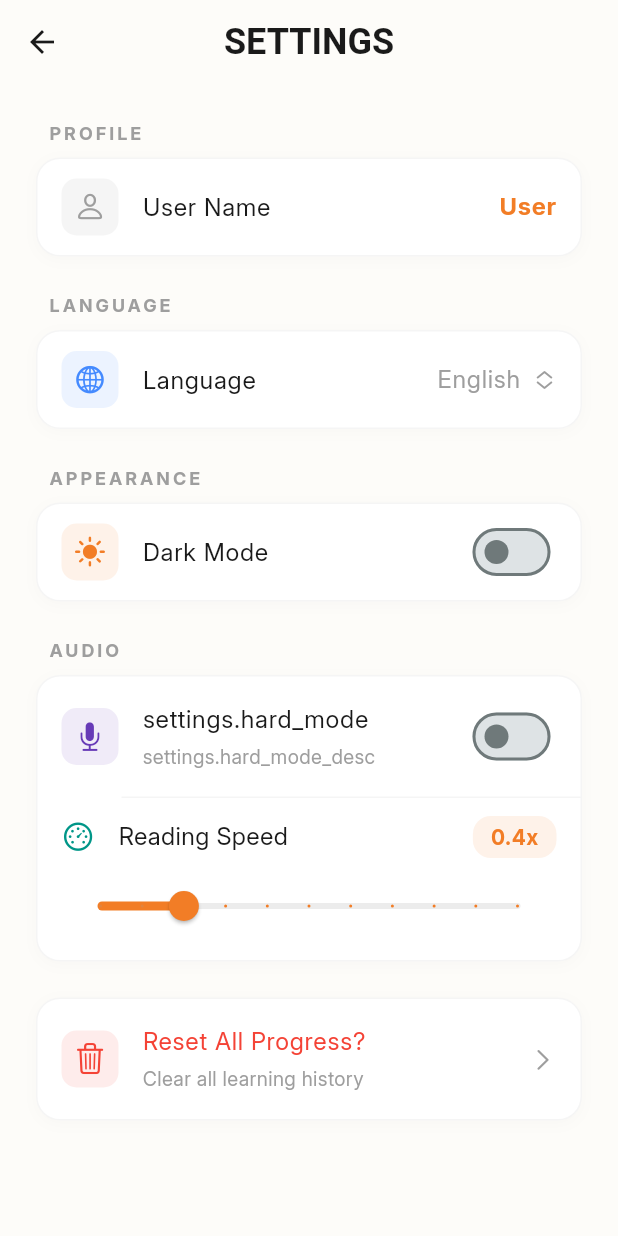
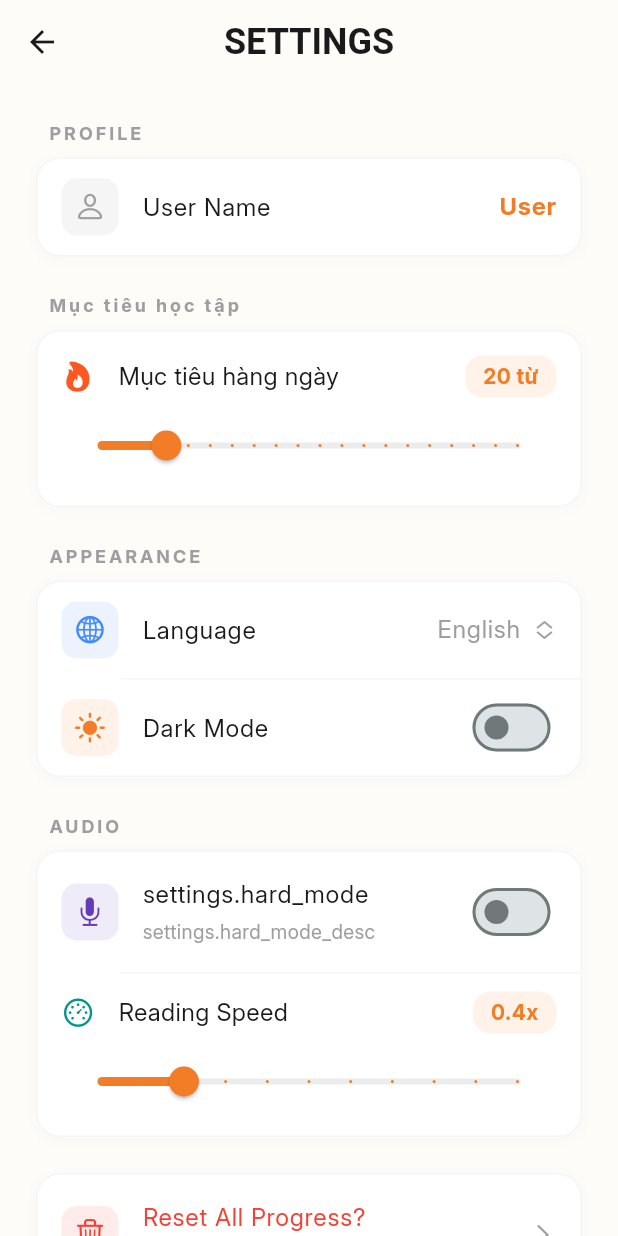
Before and after one commit to ankhang0704/fm_dictionary_app, a Flutter app: the SettingsScreen screen opened by its route, on a phone screen of 412 x 824 dp. Run offline on Flutter 3.47's test engine with Material 3 defaults, Android fonts, the phone set to English and light mode, and no system bars; our stand-ins replace cloud_firestore, confetti, easy_localization, firebase_auth, firebase_core, fl_chart and 12 more; missing offline and left inert: record, string_similarity, whisper_flutter_new; accounts and stored records are empty; generated files the repository leaves out were written again; Roboto replaces fonts that are missing (Playfair Display).

Commit message:
fix problem service

```diff
--- a/lib/core/constants/constants.dart
+++ b/lib/core/constants/constants.dart
@@ -62,85 +62,104 @@ class AppConstants {
  // Topic Icons Mapping - Extended for FM & Sustainability
   static const Map<String, IconData> topicIcons = {
     // --- General & Building Services ---
-    'General Facilities Management': Icons.business_rounded,
-    'Project & Project Management': Icons.assignment_rounded,
-    'Building Control': Icons.settings_remote_rounded,
-    'Emergency': Icons.emergency_rounded,
-    'Space Management': Icons.aspect_ratio_rounded,
-    'General Maintenance': Icons.build_circle_rounded,
-    'Electrical': Icons.electrical_services_rounded,
-    'Mechanical': Icons.engineering_rounded,
-    'HVAC': Icons.ac_unit_rounded,
-    'Life Safety': Icons.health_and_safety_rounded,
-    'Building Automation': Icons.smart_toy_rounded,
-    'AV and Comms': Icons.settings_input_component_rounded,
-    'Plumbing': Icons.plumbing_rounded,
-    'Lifts and Escalators': Icons.elevator_rounded,
-    'Building Fabric': Icons.foundation_rounded,
+    "General Facilities Management": Icons.business_center,
+    "Project & Financial Management": Icons.assignment,
+    "Building Operations": Icons.apartment,
+    "Emergency ": Icons.emergency, // Giữ nguyên dấu cách cuối nếu có
+    "Space Management": Icons.square_foot,
+    "General Maintenance": Icons.build,
+    "Electrical ": Icons.electrical_services,
+    "Mechanical": Icons.settings,
+    "HVAC": Icons.ac_unit,
+    "Life Safety Systems": Icons.security,
+    "Building Automation Systems": Icons.settings_input_component,
+    "AV and Communication Systems": Icons.settings_voice,
+    "Plumbing & Drainage": Icons.plumbing,
+    "Lifts and Elevators": Icons.elevator,
+    "Building Fabric": Icons.foundation,
+    "AV & Communication Systems": Icons.connected_tv,
+    "Pest Control ": Icons.bug_report,
+    "Landscaping": Icons.park,
+    "Cleaning Services": Icons.cleaning_services,
+    "Indoor Plant": Icons.eco,
+    "Transport Services ": Icons.local_shipping,
+    "Mailroom & Courier Services": Icons.mail,
+    "Reception & Guest Services": Icons.support_agent,
+    "Luggage Storage": Icons.luggage,
+    "Lost & Found": Icons.find_in_page,
+    "Meeting Room Booking": Icons.meeting_room,
+    "Events": Icons.event,
+    "Employee Relations": Icons.people_alt,
+    "Pantry & Office Supply": Icons.kitchen,
 
-    // --- Soft Services & Workplace ---
-    'Pest Control': Icons.pest_control_rounded,
-    'Landscaping': Icons.park_rounded,
-    'Cleaning Services': Icons.cleaning_services_rounded,
-    'Indoor Plants': Icons.local_florist_rounded,
-    'Transportation': Icons.directions_bus_rounded,
-    'Mailroom': Icons.mail_rounded,
-    'Reception': Icons.room_service_rounded,
-    'Luggage Storage': Icons.luggage_rounded,
-    'Lost & Found': Icons.find_in_page_rounded,
-    'Meeting Rooms': Icons.meeting_room_rounded,
-    'Events': Icons.event_available_rounded,
-    'Employee': Icons.person_pin_rounded,
-    'Pantry & Catering': Icons.restaurant_rounded,
+    // Nhóm 2: Sustainability
+    "Sustainability & Energy": Icons.energy_savings_leaf,
+    "Sustainability Principles": Icons.psychology,
+    "Sustainable Facility Practices": Icons.home_repair_service,
+    "Energy & Lighting Efficiency": Icons.lightbulb,
+    "Water Efficiency": Icons.opacity,
+    "Sustainable Materials & Equipment": Icons.inventory_2,
+    "Campaigns & Engagement": Icons.campaign,
+    "Compliance & Reporting": Icons.assessment,
+    "Strategy & Innovation": Icons.lightbulb_outline,
+    "Decarbonization Strategy": Icons.co2,
+    "Sustainability Strategy": Icons.trending_up,
+    "Sustainability Program Management": Icons.manage_accounts,
+    "Building Optimization (Energy Assessments)": Icons.analytics,
+    "EV Charging Solution": Icons.ev_station,
+    "Renewable Energy": Icons.solar_power,
+    "Carbon Disclosure Reporting": Icons.description,
+    "Net Zero Design & Construction": Icons.architecture,
+    "Resiliency (Microgrid/Storage)": Icons.battery_charging_full,
 
-    // --- Sustainability & Environment ---
-    'Sustainability': Icons.eco_rounded,
-    'Energy & Lighting': Icons.bolt_rounded,
-    'Water Efficiency': Icons.water_drop_rounded,
-    'Sustainability Campaign': Icons.campaign_rounded,
-    'Compliance': Icons.fact_check_rounded,
-    'Strategy & Decarbonization': Icons.co2_rounded,
-    'Building Certification': Icons.verified_rounded,
-    'EV Charging': Icons.ev_station_rounded,
-    'Renewable Energy': Icons.solar_power_rounded,
-    'Carbon Disclosure': Icons.cloud_done_rounded,
-    'Net Zero Development': Icons.location_city_rounded,
-    'Resiliency': Icons.shield_moon_rounded,
+    // Nhóm 3: Finance
+    "Financial Management": Icons.account_balance,
+    "Revenue & Accounts Receivable": Icons.add_chart,
+    "Accounts Payable": Icons.payments,
+    "T&E – Expenses": Icons.receipt_long,
+    "Labour Allocation": Icons.groups,
+    "Commissions": Icons.monetization_on,
+    "Fixed Assets & Capital Expenditure": Icons.domain,
+    "Tax": Icons.request_quote,
+    "Audit": Icons.fact_check,
+    "Budgeting": Icons.savings,
+    "Forecasting": Icons.timeline,
 
-    // --- Finance & Procurement ---
-    'Financial Management': Icons.account_balance_rounded,
-    'Revenue & Accounts': Icons.monetization_on_rounded,
-    'Accounts Payable': Icons.receipt_long_rounded,
-    'T&E – Expense': Icons.wallet_rounded,
-    'Labour Allocation': Icons.work_history_rounded,
-    'Commissioning': Icons.playlist_add_check_rounded,
-    'Fixed Assets': Icons.apartment_rounded,
-    'Tax': Icons.request_quote_rounded,
-    'Audit': Icons.troubleshoot_rounded,
-    'Budgeting': Icons.savings_rounded,
-    'Forecasting': Icons.query_stats_rounded,
-    'Procurement': Icons.shopping_cart_rounded,
-    'Sourcing Strategy': Icons.manage_search_rounded,
-    'Supplier Management': Icons.handshake_rounded,
-    'Vendor Management': Icons.contact_page_rounded,
+    // Nhóm 4: Technology & Security
+    "Technology & Systems": Icons.memory,
+    "Security & Access Control": Icons.lock,
+    "Robotics": Icons.smart_toy,
+    "AI & Smart Systems": Icons.auto_awesome,
+    "General": Icons.category,
 
-    // --- Technology & Safety ---
-    'Technology': Icons.memory_rounded,
-    'Security & Robotics': Icons.smart_button_rounded,
-    'AI & Smart': Icons.psychology_rounded,
-    'Health': Icons.medical_services_rounded,
-    'Safety': Icons.security_rounded,
-    'Environment': Icons.public_rounded,
-    'Flood Response': Icons.flood_rounded,
-    'Spill Response': Icons.opacity_rounded,
-    'Safety Equipment': Icons.construction_rounded,
-    'Post-Incident': Icons.history_edu_rounded,
-    'Human Resources': Icons.groups_rounded,
-    'Laws, Ethics': Icons.gavel_rounded,
-    'Business Continuity': Icons.loop_rounded,
+    // Nhóm 5: Health & Safety
+    "Health, Safety, Compliance": Icons.health_and_safety,
+    "Flood Response": Icons.flood,
+    "Spill Response": Icons.format_color_fill,
+    "Safety & Equipment": Icons.construction,
+    "Post-Incident": Icons.history_edu,
+    "Safety": Icons.shield,
+    "Health": Icons.medical_services,
+    "Environment": Icons.terrain,
+    "Security": Icons.verified_user,
 
-    // --- Default / Others ---
-    'General': Icons.more_horiz_rounded,
+    // Nhóm 6: Procurement & Strategy
+    "Advanced Concepts": Icons.tips_and_updates,
+    "Contracting and Compliance": Icons.gavel,
+    "Digital Procurement": Icons.shopping_cart_checkout,
+    "International Trade": Icons.public,
+    "Inventory Management": Icons.warehouse,
+    "Procurement Basics": Icons.shopping_bag,
+    "Sourcing Process": Icons.search,
+    "Strategic Procurement": Icons.ads_click,
+    "Supplier Management": Icons.handshake,
+    "Technology and Systems": Icons.computer,
+    "Vendor Management": Icons.supervisor_account,
+
+    // Nhóm 7: HR & Risk
+    "Human Resources": Icons.badge,
+    "Laws, Ethics & Compliance": Icons.policy,
+    "Business Continuity & Risk": Icons.warning,
   };
   // Thêm vào class AppConstants trong lib/core/constants/constants.dart
   static const List<String> motivationalSlogans = [
--- a/lib/features/home/presentation/widgets/left_sidebar.dart
+++ b/lib/features/home/presentation/widgets/left_sidebar.dart
@@ -6,7 +6,7 @@ import 'package:flutter/material.dart';
 import 'package:flutter/cupertino.dart';
 import 'package:fm_dictionary/data/services/database/database_service.dart';
 import 'package:fm_dictionary/features/info/presentation/screens/static_content_screen.dart';
-import 'package:fm_dictionary/features/settings/settings_screen.dart';
+import 'package:fm_dictionary/features/settings/presentation/screens/settings_screen.dart';
 import 'package:provider/provider.dart';
 import 'package:easy_localization/easy_localization.dart';
 import 'package:package_info_plus/package_info_plus.dart';
--- a/lib/features/learning/presentation/providers/quiz_provider.dart
+++ b/lib/features/learning/presentation/providers/quiz_provider.dart
@@ -26,6 +26,10 @@ class QuizProvider extends ChangeNotifier {
   String? get selectedAnswer => _selectedAnswer;
   bool get isFinished => _isFinished;
   QuizMode get currentMode => _currentMode;
+  int get passThreshold {
+    int threshold = (_questions.length * 0.8).floor();
+    return threshold > 0 ? threshold : 1; // Đảm bảo tối thiểu phải đúng 1 câu
+  }
 
   QuizQuestion? get currentQuestion =>
       _questions.isNotEmpty ? _questions[_currentIndex] : null;
@@ -92,7 +96,7 @@ class QuizProvider extends ChangeNotifier {
         notifyListeners(); // Gọi ngay để UI hiện Loading hoặc màn hình Kết quả ngay lập tức
 
         if (_isFromRoadmap) {
-          final bool isPassedResult = _score >= (_questions.length * 0.8);
+          final bool isPassedResult = _score >= passThreshold;
           final List<Word> wordsInQuiz = _questions
               .map((q) => q.wordObj)
               .toList();
--- a/lib/features/learning/quiz_screen.dart
+++ b/lib/features/learning/quiz_screen.dart
@@ -267,7 +267,7 @@ class _QuizScreenState extends State<QuizScreen> {
 
   void _showResultDialog(BuildContext context, QuizProvider provider) {
     final isDark = Theme.of(context).brightness == Brightness.dark;
-    final isSuccess = provider.score >= (provider.questions.length * 0.8);
+     final isSuccess = provider.score >= provider.passThreshold;
     if (isSuccess) {
       _confettiController.play();
       // GỌI LOGIC GAMIFICATION (Đảm bảo SRP)
--- a/lib/features/settings/settings_screen.dart
+++ b/lib/features/settings/presentation/screens/settings_screen.dart
@@ -1,43 +1,27 @@
-// file: lib/screens/settings/settings_screen.dart
 import 'package:easy_localization/easy_localization.dart';
 import 'package:flutter/material.dart';
 import 'package:flutter/cupertino.dart';
+import 'package:fm_dictionary/core/constants/constants.dart';
+import 'package:fm_dictionary/features/home/presentation/providers/home_provider.dart';
+import 'package:provider/provider.dart';
+
 import 'package:fm_dictionary/features/settings/logic/reset_progress.dart';
 import 'package:fm_dictionary/features/settings/logic/show_langague.dart';
 import 'package:fm_dictionary/features/settings/widgets/section_settings.dart';
-import '../../data/models/app_settings.dart';
-import '../../data/services/database/database_service.dart';
-import '../../data/services/ui_management/theme_manager.dart';
-import '../../core/constants/constants.dart';
+// Import Provider vừa tạo
+import 'package:fm_dictionary/features/settings/presentation/providers/settings_provider.dart';
 
-class SettingsScreen extends StatefulWidget {
+class SettingsScreen extends StatelessWidget {
   const SettingsScreen({super.key});
 
-  @override
-  State<SettingsScreen> createState() => _SettingsScreenState();
-}
-
-class _SettingsScreenState extends State<SettingsScreen> {
-  late AppSettings _settings;
-
-  @override
-  void initState() {
-    super.initState();
-    _settings = DatabaseService.getSettings();
-  }
-
-  void _updateSettings() async {
-    await DatabaseService.saveSettings(_settings);
-    setState(() {});
-  }
-
-  void _showNameDialog() {
-    final controller = TextEditingController(text: _settings.userName);
+  void _showNameDialog(BuildContext context) {
+    final provider = context.read<SettingsProvider>();
+    final controller = TextEditingController(text: provider.settings.userName);
     final isDark = Theme.of(context).brightness == Brightness.dark;
 
     showDialog(
       context: context,
-      builder: (context) => AlertDialog(
+      builder: (dialogContext) => AlertDialog(
         backgroundColor: isDark
             ? AppConstants.darkCardColor
             : AppConstants.cardColor,
@@ -66,7 +50,7 @@ class _SettingsScreenState extends State<SettingsScreen> {
         ),
         actions: [
           TextButton(
-            onPressed: () => Navigator.pop(context),
+            onPressed: () => Navigator.pop(dialogContext),
             child: Text(
               'settings.cancel'.tr(),
               style: TextStyle(color: AppConstants.textSecondary),
@@ -84,9 +68,8 @@ class _SettingsScreenState extends State<SettingsScreen> {
               ),
             ),
             onPressed: () {
-              _settings.userName = controller.text.trim();
-              _updateSettings();
-              Navigator.pop(context);
+              provider.updateName(controller.text.trim());
+              Navigator.pop(dialogContext);
             },
             child: Text('settings.save'.tr()),
           ),
@@ -95,12 +78,16 @@ class _SettingsScreenState extends State<SettingsScreen> {
     );
   }
 
-
-
-
   @override
   Widget build(BuildContext context) {
     final isDark = Theme.of(context).brightness == Brightness.dark;
+    final provider = context.watch<SettingsProvider>();
+
+    if (provider.isLoading) {
+      return const Scaffold(body: Center(child: CircularProgressIndicator()));
+    }
+
+    final settings = provider.settings;
 
     return Scaffold(
       backgroundColor: isDark
@@ -112,7 +99,6 @@ class _SettingsScreenState extends State<SettingsScreen> {
           style: AppConstants.headingStyle.copyWith(
             fontSize: 24,
             color: isDark ? Colors.white : AppConstants.textPrimary,
-            fontStyle: FontStyle.normal,
           ),
         ),
         centerTitle: true,
@@ -126,6 +112,7 @@ class _SettingsScreenState extends State<SettingsScreen> {
         physics: const BouncingScrollPhysics(),
         padding: const EdgeInsets.all(AppConstants.defaultPadding),
         children: [
+          // 1. PROFILE SECTION
           SectionHeader(title: 'settings.profile'.tr()),
           SettingsGroup(
             children: [
@@ -133,20 +120,94 @@ class _SettingsScreenState extends State<SettingsScreen> {
                 icon: CupertinoIcons.person,
                 title: 'settings.profile_name'.tr(),
                 trailing: Text(
-                  _settings.userName,
+                  settings.userName,
                   style: const TextStyle(
                     color: AppConstants.accentColor,
                     fontWeight: FontWeight.w600,
                     fontSize: 16,
                   ),
                 ),
-                onTap: _showNameDialog,
+                onTap: () => _showNameDialog(context),
               ),
             ],
           ),
           const SizedBox(height: 24),
 
-          SectionHeader(title: 'settings.language'.tr().toUpperCase()),
+          // 2. DAILY GOAL SECTION (TÍNH NĂNG MỚI)
+          SectionHeader(
+            title: 'Mục tiêu học tập',
+          ), // Bạn có thể sửa thành .tr()
+          SettingsGroup(
+            children: [
+              Padding(
+                padding: const EdgeInsets.symmetric(
+                  horizontal: 16,
+                  vertical: 16,
+                ),
+                child: Column(
+                  crossAxisAlignment: CrossAxisAlignment.start,
+                  children: [
+                    Row(
+                      children: [
+                        const Icon(
+                          CupertinoIcons.flame_fill,
+                          size: 22,
+                          color: Colors.deepOrange,
+                        ),
+                        const SizedBox(width: 16),
+                        Text(
+                          'Mục tiêu hàng ngày', // Bạn có thể sửa thành .tr()
+                          style: AppConstants.bodyStyle.copyWith(
+                            fontSize: 16,
+                            color: isDark
+                                ? Colors.white
+                                : AppConstants.textPrimary,
+                          ),
+                        ),
+                        const Spacer(),
+                        Container(
+                          padding: const EdgeInsets.symmetric(
+                            horizontal: 12,
+                            vertical: 4,
+                          ),
+                          decoration: BoxDecoration(
+                            color: AppConstants.accentColor.withValues(
+                              alpha: 0.1,
+                            ),
+                            borderRadius: BorderRadius.circular(12),
+                          ),
+                          child: Text(
+                            '${settings.dailyGoal} từ',
+                            style: const TextStyle(
+                              color: AppConstants.accentColor,
+                              fontWeight: FontWeight.bold,
+                            ),
+                          ),
+                        ),
+                      ],
+                    ),
+                    const SizedBox(height: 8),
+                    Slider.adaptive(
+                      value: settings.dailyGoal.toDouble(),
+                      min: 5,
+                      max: 100,
+                      divisions: 19, // Bước nhảy 5 từ (5, 10, 15... 100)
+                      activeColor: AppConstants.accentColor,
+                      inactiveColor: Colors.grey.withValues(alpha: 0.2),
+                      onChanged: (val) {
+                        provider.updateDailyGoal(val.toInt());
+                        context.read<HomeProvider>().refreshDailyGoal();
+                      },
+                    ),
+                  ],
+                ),
+              ),
+            ],
+          ),
+          const SizedBox(height: 24),
+
+          // 3. APPEARANCE & LANGUAGE SECTION
+          SectionHeader(title: 'settings.appearance'.tr()),
           SettingsGroup(
             children: [
               SettingsTile(
@@ -175,53 +236,37 @@ class _SettingsScreenState extends State<SettingsScreen> {
                 ),
                 onTap: () => ShowLanguageLogic.showLanguagePicker(context),
               ),
-            ],
-          ),
-          const SizedBox(height: 24),
-
-          SectionHeader(title: 'settings.appearance'.tr()),
-          SettingsGroup(
-            children: [
               SettingsTile(
-                icon: _settings.themeMode == 'dark'
+                icon: settings.themeMode == 'dark'
                     ? CupertinoIcons.moon_stars_fill
                     : CupertinoIcons.sun_max_fill,
-                iconColor: _settings.themeMode == 'dark'
+                iconColor: settings.themeMode == 'dark'
                     ? Colors.amber
                     : AppConstants.accentColor,
                 title: 'settings.dark_mode'.tr(),
                 trailing: Switch.adaptive(
-                  value: _settings.themeMode == 'dark',
-                  // ignore: deprecated_member_use
+                  value: settings.themeMode == 'dark',
                   activeColor: AppConstants.accentColor,
-                  onChanged: (bool value) {
-                    _settings.themeMode = value ? 'dark' : 'light';
-                    ThemeManager.updateTheme(_settings.themeMode);
-                    _updateSettings();
-                  },
+                  onChanged: (bool value) => provider.toggleTheme(value),
                 ),
               ),
             ],
           ),
           const SizedBox(height: 24),
 
+          // 4. AUDIO & AI SECTION
           SectionHeader(title: 'settings.audio'.tr()),
           SettingsGroup(
             children: [
               SettingsTile(
                 icon: CupertinoIcons.mic_fill,
                 iconColor: Colors.deepPurple,
-                title: 'settings.hard_mode'
-                    .tr(), // Bạn nhớ thêm key này vào file dịch thuật nhé (VD: "Chấm điểm khắt khe")
-                subtitle: 'settings.hard_mode_desc'
-                    .tr(), // "Yêu cầu phát âm chính xác cao"
+                title: 'settings.hard_mode'.tr(),
+                subtitle: 'settings.hard_mode_desc'.tr(),
                 trailing: Switch.adaptive(
-                  value: _settings.isHardMode,
-                  activeThumbColor: AppConstants.accentColor,
-                  onChanged: (bool value) {
-                    _settings.isHardMode = value;
-                    _updateSettings();
-                  },
+                  value: settings.isHardMode,
+                  activeColor: AppConstants.accentColor,
+                  onChanged: (bool value) => provider.toggleHardMode(value),
                 ),
               ),
               Padding(
@@ -262,7 +307,7 @@ class _SettingsScreenState extends State<SettingsScreen> {
                             borderRadius: BorderRadius.circular(12),
                           ),
                           child: Text(
-                            '${_settings.ttsSpeed.toStringAsFixed(1)}x',
+                            '${settings.ttsSpeed.toStringAsFixed(1)}x',
                             style: const TextStyle(
                               color: AppConstants.accentColor,
                               fontWeight: FontWeight.bold,
@@ -273,16 +318,13 @@ class _SettingsScreenState extends State<SettingsScreen> {
                     ),
                     const SizedBox(height: 8),
                     Slider.adaptive(
-                      value: _settings.ttsSpeed,
+                      value: settings.ttsSpeed,
                       min: 0.1,
                       max: 1.5,
                       divisions: 10,
                       activeColor: AppConstants.accentColor,
                       inactiveColor: Colors.grey.withValues(alpha: 0.2),
-                      onChanged: (val) {
-                        _settings.ttsSpeed = val;
-                        _updateSettings();
-                      },
+                      onChanged: (val) => provider.updateTtsSpeed(val),
                     ),
                   ],
                 ),
@@ -291,6 +333,7 @@ class _SettingsScreenState extends State<SettingsScreen> {
           ),
           const SizedBox(height: 24),
 
+          // 5. DANGER ZONE
           SettingsGroup(
             children: [
               SettingsTile(
--- a/lib/main.dart
+++ b/lib/main.dart
@@ -22,6 +22,7 @@ import 'package:fm_dictionary/features/roadmap/presentation/screen/roadmap_scree
 import 'package:fm_dictionary/features/search/presentation/providers/search_provider.dart';
 import 'package:fm_dictionary/features/search/presentation/screens/search_screen.dart';
 import 'package:fm_dictionary/features/search/presentation/screens/word_detail_screen.dart';
+import 'package:fm_dictionary/features/settings/presentation/providers/settings_provider.dart';
 import 'package:provider/provider.dart';
 import 'data/services/database/database_service.dart';
 import 'data/services/ai_speech/text_to_speech/speech_service.dart';
@@ -38,7 +39,7 @@ import 'features/auth/presentation/providers/auth_provider.dart';
 import 'features/learning/presentation/providers/learning_provider.dart';
 import 'features/settings/presentation/providers/notification_provider.dart';
 import 'features/auth/presentation/screens/profile_screen.dart';
-import 'features/settings/settings_screen.dart';
+import 'features/settings/presentation/screens/settings_screen.dart';
 import 'features/history/presentation/screens/history_screen.dart';
 import 'features/saved/presentation/screens/saved_words_screen.dart';
 
@@ -81,6 +82,7 @@ void main() async {
         ChangeNotifierProvider(create: (_) => SearchProvider()),
         ChangeNotifierProvider(create:  (_) => RoadmapProvider()),
         ChangeNotifierProvider(create: (_) => GamificationProvider()),
+        ChangeNotifierProvider(create: (_) => SettingsProvider()),
       ],
       // 2. Tiếp theo là EasyLocalization để xử lý đa ngôn ngữ
       child: EasyLocalization(
```
Also changed, not shown: lib/data/services/ai_speech/text_to_speech/speech_service.dart (+10 -0 lines), lib/data/services/auth_sync/auth_sync_service.dart (+32 -33 lines), lib/data/services/database/word_service.dart (+20 -21 lines), lib/data/services/features/quiz_service.dart (+14 -10 lines), lib/data/services/notify/notification_service.dart (+15 -8 lines), lib/features/home/presentation/providers/home_provider.dart (+10 -1 lines), lib/features/learning/quiz_configuration_screen.dart (+9 -12 lines), lib/features/roadmap/presentation/providers/roadmap_provider.dart (+6 -4 lines), unique_topics.txt (added, +86 -0 lines).
